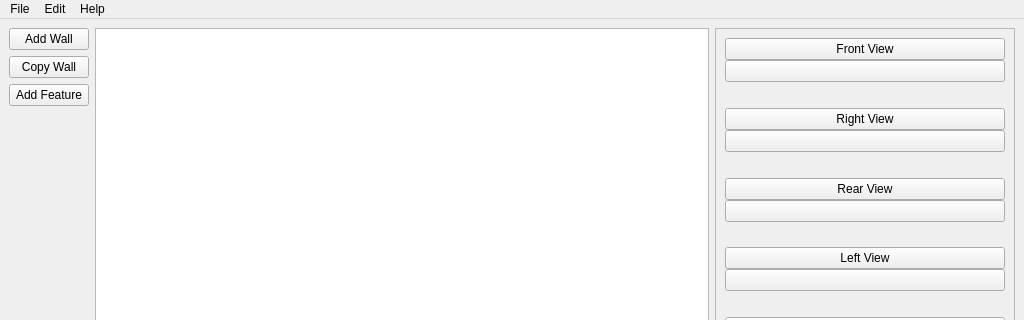
Qt form mainwindow.ui (penguintutor/lc-building) before a commit; both pictures show x 0 to 1024 and y 0 to 320 of the 1024 by 678 pixel window.
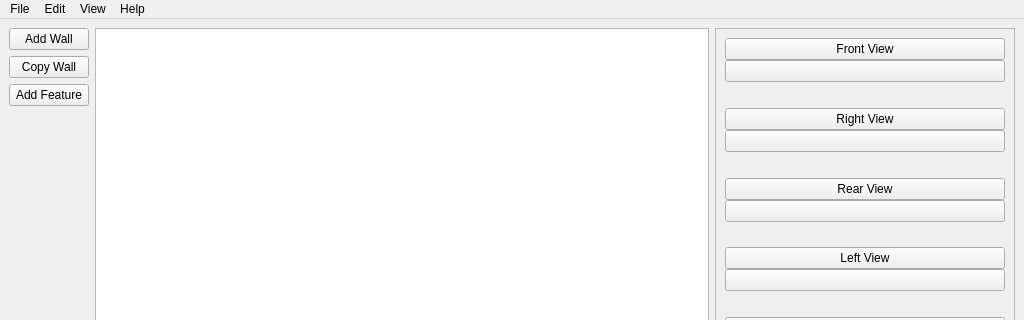
The same form after that commit. Icons and pictures are not drawn.

The edit to the form file:
```diff
--- a/mainwindow.ui
+++ b/mainwindow.ui
@@ -362,8 +362,20 @@
     </property>
     <addaction name="actionVisit_Website"/>
    </widget>
+   <widget class="QMenu" name="menuView">
+    <property name="title">
+     <string>View</string>
+    </property>
+    <addaction name="actionFront"/>
+    <addaction name="actionRight"/>
+    <addaction name="actionRear"/>
+    <addaction name="actionLeft"/>
+    <addaction name="actionTop"/>
+    <addaction name="actionBottom"/>
+   </widget>
    <addaction name="menuFile"/>
    <addaction name="menuEdit"/>
+   <addaction name="menuView"/>
    <addaction name="menuHelp"/>
   </widget>
   <widget class="QStatusBar" name="statusbar"/>
```
Left out of the diff: 34 changed lines with no effect on the pictures.
